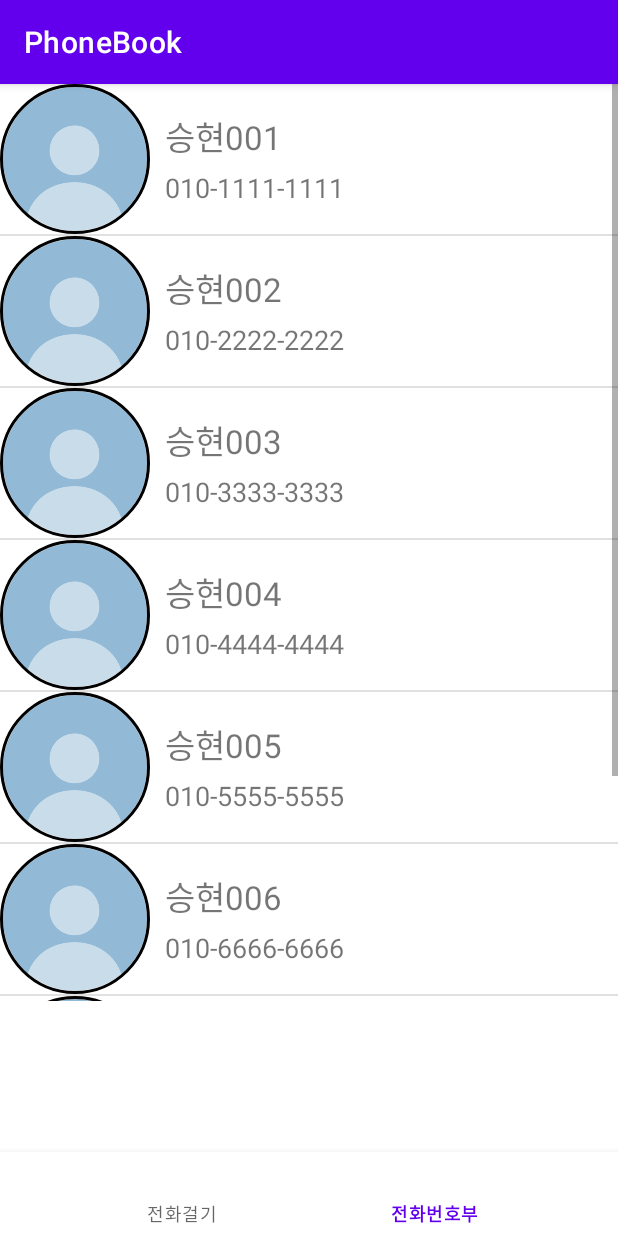
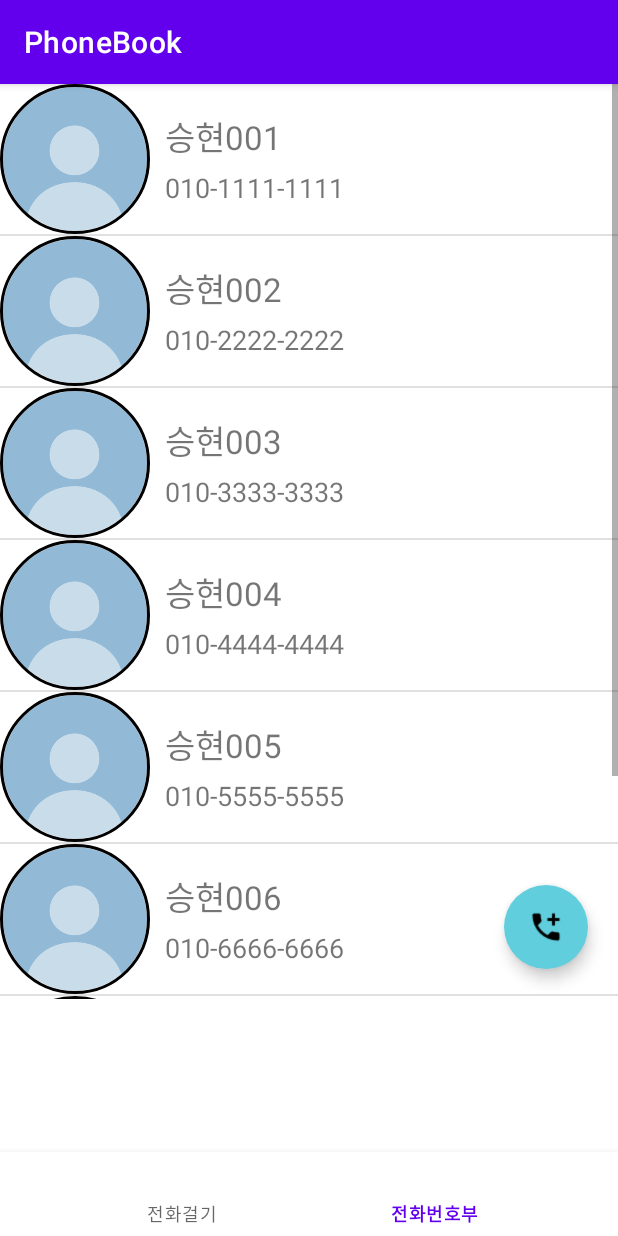
Before and after one commit to tmdgus2568/Phone-book, an Android app: the screen it shows after launch (MainActivity), item 2 of the bottom bar chosen, on a phone screen of 412 x 824 dp. Run offline under Robolectric (Android 15) with nearby library versions, the phone set to English and light mode, and no system bars; our stand-ins replace CircleImageView.

Commit message:
feat: Add floating action button at fragment_phonebook.xml

```diff
--- a/app/src/main/res/layout/fragment_phonebook.xml
+++ b/app/src/main/res/layout/fragment_phonebook.xml
@@ -1,12 +1,38 @@
 <?xml version="1.0" encoding="utf-8"?>
 <LinearLayout xmlns:android="http://schemas.android.com/apk/res/android"
+    xmlns:app="http://schemas.android.com/apk/res-auto"
     android:layout_width="match_parent"
     android:layout_height="match_parent"
     android:orientation="vertical">
 
-    <ListView
-        android:id="@+id/phone_list"
+    <FrameLayout
         android:layout_width="match_parent"
-        android:layout_height="611dp"
-        android:choiceMode="multipleChoice" />
+        android:layout_height="610dp">
+
+        <ListView
+            android:id="@+id/phone_list"
+            android:layout_width="match_parent"
+            android:layout_height="611dp"
+            android:choiceMode="multipleChoice">
+
+        </ListView>
+
+        <com.google.android.material.floatingactionbutton.FloatingActionButton
+            android:id="@+id/fab_main"
+            android:layout_width="wrap_content"
+            android:layout_height="wrap_content"
+            android:layout_alignParentBottom="true"
+            android:layout_alignParentRight="true"
+            android:layout_marginBottom="20dp"
+            android:layout_marginRight="20dp"
+            app:backgroundTint="#60CEDC"
+            android:src="@drawable/add_icon"
+            app:borderWidth="0dp"
+            app:fabSize="normal"
+            android:layout_gravity="bottom|end"
+            >
+
+        </com.google.android.material.floatingactionbutton.FloatingActionButton>
+    </FrameLayout>
+
 </LinearLayout>
```
Also changed, not shown: app/src/main/res/drawable/add_icon.png (added).
